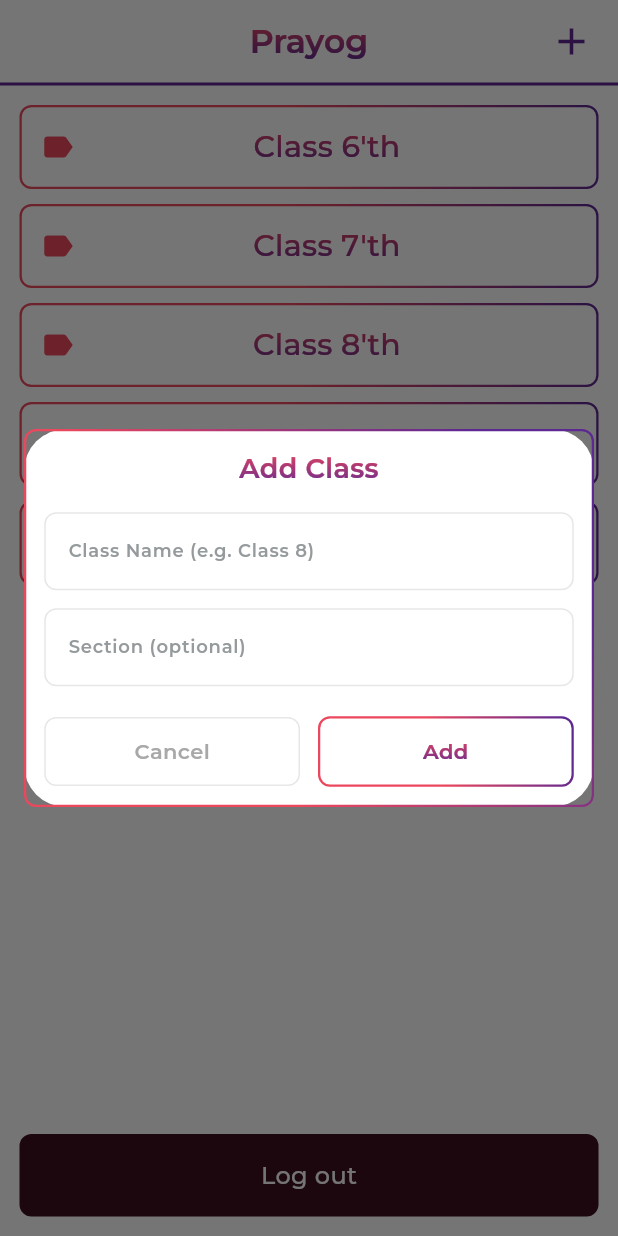
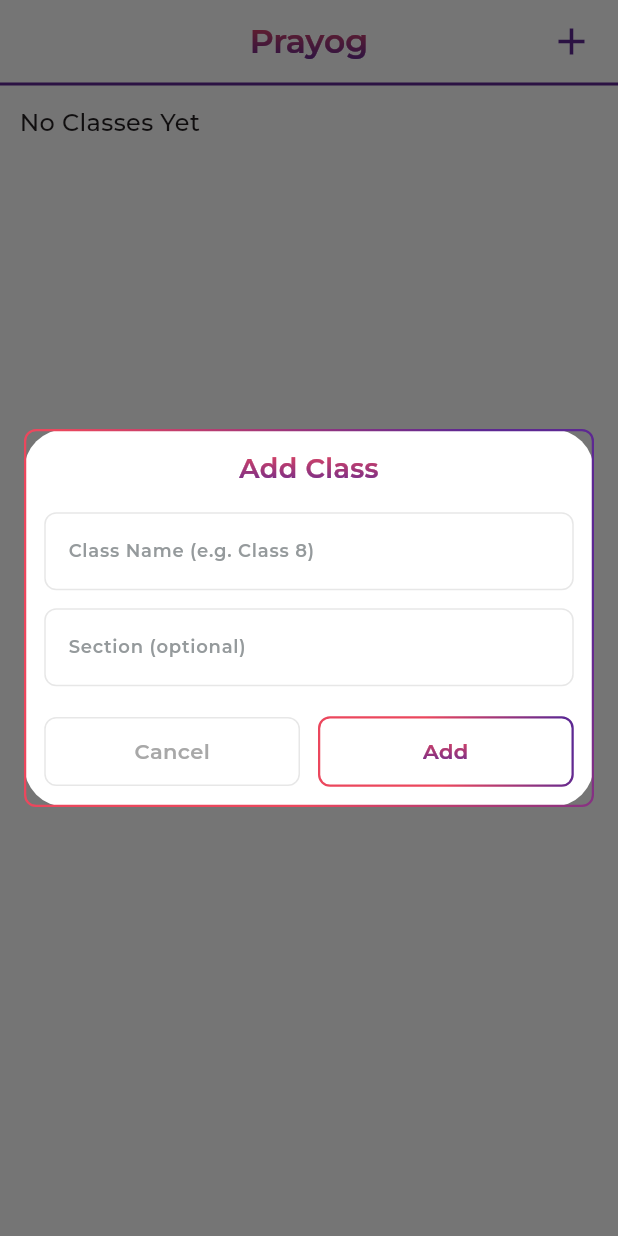
Before and after one commit to abhijeetsingh21/kailasha, a Flutter app: the HomePage screen opened by its route, after a tap on the "add" icon, on a phone screen of 412 x 824 dp. Run offline on Flutter 3.47's test engine with Material 3 defaults, Android fonts, the phone set to English and light mode, and no system bars; our stand-ins replace auto_route, cached_network_image, cloud_firestore, country_picker, equatable, file_picker and 12 more; accounts and stored records are empty; project files that could hold a hidden picture were left out.

Commit message:
-wckeawr

```diff
--- /dev/null
+++ b/lib/models/school_class/school_class_model.dart
@@ -0,0 +1,40 @@
+import 'package:cloud_firestore/cloud_firestore.dart';
+
+class SchoolClassModel {
+  final String id;          // Firestore document ID
+  final String name;        // "Class 8"
+  final String? section;    // "A"
+  final DateTime? createdAt;
+
+  SchoolClassModel({
+    required this.id,
+    required this.name,
+    this.section,
+    this.createdAt,
+  });
+
+  /// Firestore → Model
+  factory SchoolClassModel.fromFirestore(
+    DocumentSnapshot<Map<String, dynamic>> doc,
+  ) {
+    final data = doc.data()!;
+
+    return SchoolClassModel(
+      id: doc.id,
+      name: data['name'] as String,
+      section: data['section'] as String?,
+      createdAt: (data['createdAt'] as Timestamp?)?.toDate(),
+    );
+  }
+
+  /// Model → Firestore
+  Map<String, dynamic> toJson() {
+    return {
+      'name': name,
+      'section': section,
+      'createdAt': createdAt != null
+          ? Timestamp.fromDate(createdAt!)
+          : FieldValue.serverTimestamp(),
+    };
+  }
+}
--- a/lib/pages/home/cubit/home_cubit.dart
+++ b/lib/pages/home/cubit/home_cubit.dart
@@ -1,5 +1,7 @@
 import 'package:equatable/equatable.dart';
 import 'package:flutter_bloc/flutter_bloc.dart';
+import 'package:kailasha/core/utils/common_enums.dart';
+import 'package:kailasha/models/school_class/school_class_model.dart';
 import 'package:kailasha/pages/auth/cubit/auth_cubit.dart';
 import 'package:kailasha/repository/home_repo.dart';
 
@@ -23,4 +25,20 @@ class HomeCubit extends Cubit<HomeState> {
       );
     }
   }
+
+  Future<void> fetchSchoolClasses() async {
+    final userId = authCubit.state.userData?.userId;
+    if (userId != null && userId.isNotEmpty == true) {
+      emit(state.copyWith(homeApiStatus: ApiStatus.loading));
+      final schoolClasses = await homeRepo.fetchSchoolClasses(
+        schoolId: authCubit.state.userData?.userId ?? '',
+      );
+      emit(
+        state.copyWith(
+          classes: schoolClasses,
+          homeApiStatus: ApiStatus.success,
+        ),
+      );
+    }
+  }
 }
--- a/lib/pages/home/cubit/home_state.dart
+++ b/lib/pages/home/cubit/home_state.dart
@@ -1,26 +1,25 @@
 part of 'home_cubit.dart';
 
 class HomeState extends Equatable {
-  final List<String> classes;
+  final ApiStatus homeApiStatus;
+  final List<SchoolClassModel> classes;
 
-  const HomeState({required this.classes});
+  const HomeState({required this.classes, required this.homeApiStatus});
 
   factory HomeState.initial() {
+    return HomeState(classes: [], homeApiStatus: ApiStatus.int);
+  }
+
+  HomeState copyWith({
+    List<SchoolClassModel>? classes,
+    ApiStatus? homeApiStatus,
+  }) {
     return HomeState(
-      classes: [
-        'Class 6\'th',
-        'Class 7\'th',
-        'Class 8\'th',
-        'Class 9\'th',
-        'Class 10\'th',
-      ],
+      classes: classes ?? this.classes,
+      homeApiStatus: homeApiStatus ?? this.homeApiStatus,
     );
   }
 
-  HomeState copyWith({List<String>? classes}) {
-    return HomeState(classes: classes ?? this.classes);
-  }
-
   @override
-  List<Object?> get props => [classes];
+  List<Object?> get props => [classes, homeApiStatus];
 }
--- a/lib/pages/home/view/home_page.dart
+++ b/lib/pages/home/view/home_page.dart
@@ -6,12 +6,14 @@ import 'package:kailasha/common/clickable_button.dart';
 import 'package:kailasha/common/common_app_bar.dart';
 import 'package:kailasha/common/common_background.dart';
 import 'package:kailasha/common/common_container.dart';
+import 'package:kailasha/common/common_functions.dart';
 import 'package:kailasha/common/custom_button.dart';
 import 'package:kailasha/common/gradient_text.dart';
 import 'package:kailasha/core/navigator/app_router.gr.dart';
 import 'package:kailasha/core/theme/app_colors.dart';
 import 'package:kailasha/core/theme/app_size.dart';
 import 'package:kailasha/core/theme/app_text_style.dart';
+import 'package:kailasha/core/utils/common_enums.dart';
 import 'package:kailasha/models/custom_button_props_model/custom_button_props_model.dart';
 import 'package:kailasha/pages/auth/cubit/auth_cubit.dart';
 import 'package:kailasha/pages/home/cubit/home_cubit.dart';
@@ -32,6 +34,7 @@ class _HomePageState extends State<HomePage> {
   void initState() {
     homeCubit = context.read<HomeCubit>();
     authCubit = context.read<AuthCubit>();
+    homeCubit.fetchSchoolClasses();
     super.initState();
   }
 
@@ -67,6 +70,15 @@ class _HomePageState extends State<HomePage> {
       child: CommonContainer(
         child: BlocBuilder<HomeCubit, HomeState>(
           builder: (context, state) {
+            if (state.homeApiStatus == ApiStatus.loading) {
+              return CommonFunctions.progressIndicator();
+            }
+            if (state.classes.isEmpty) {
+              return Text(
+                'No Classes Yet',
+                style: CustomTextStyle.customW500(fontSize: 16),
+              );
+            }
             return Column(
               children: [
                 Expanded(
@@ -93,7 +105,7 @@ class _HomePageState extends State<HomePage> {
                               Expanded(
                                 child: Center(
                                   child: GradientText(
-                                    text: currentClass,
+                                    text: currentClass.name,
                                     style: CustomTextStyle.customW500(
                                       fontSize: 20,
                                     ),
```
Also changed, not shown: lib/repository/home_repo.dart (+24 -0 lines).
